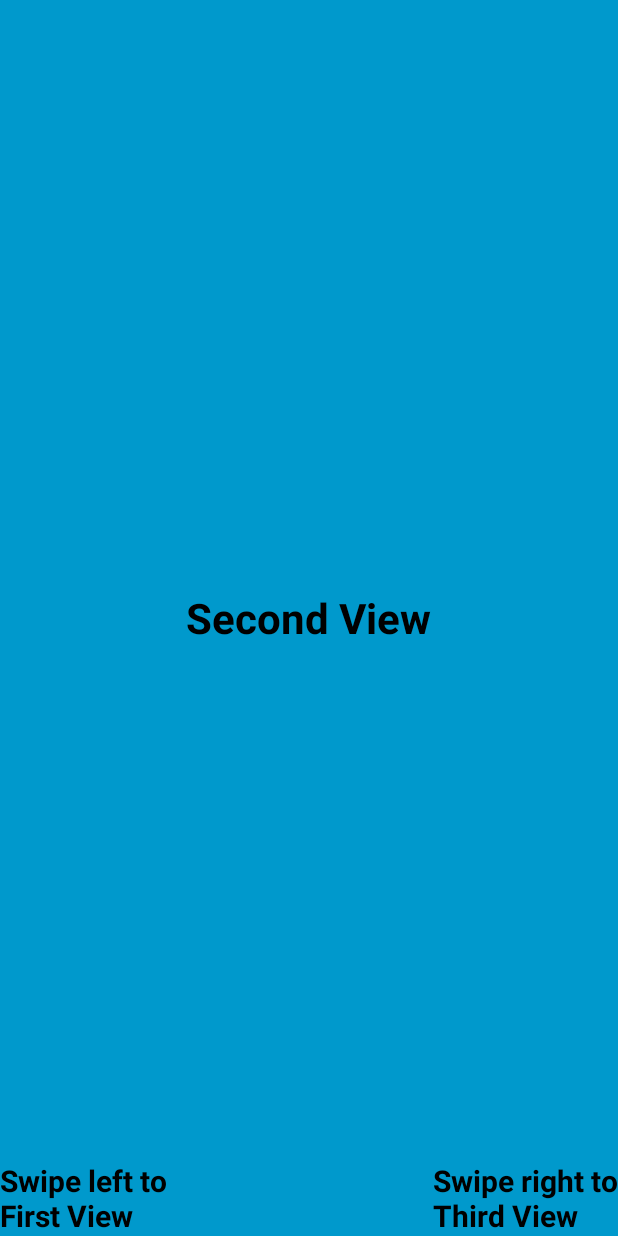
After one commit to BorduzRazvan/seenow, an Android app: the layout activity_gallery.xml on its own in the app's theme, with its tools: preview values and no code run, on a phone screen of 412 x 824 dp. The commit adds this screen. Run offline under Robolectric (Android 15) with nearby library versions, the phone set to English and light mode, and no system bars.

Commit message:
First integration of ViewPager for MainActivity.java, FeedActivity.java, GalleryActivity.java

```diff
--- a/app/src/main/AndroidManifest.xml
+++ b/app/src/main/AndroidManifest.xml
@@ -17,7 +17,9 @@
             </intent-filter>
         </activity>
         <activity android:name=".LoginActivity" />
-        <activity android:name=".RegisterActivity"></activity>
+        <activity android:name=".RegisterActivity" />
+        <activity android:name=".FeedActivity" />
+        <activity android:name=".GalleryActivity"></activity>
     </application>
 
 </manifest>
--- /dev/null
+++ b/app/src/main/res/layout/activity_gallery.xml
@@ -0,0 +1,47 @@
+<?xml version="1.0" encoding="utf-8"?>
+<RelativeLayout xmlns:android="http://schemas.android.com/apk/res/android"
+    android:orientation="vertical" android:layout_width="match_parent"
+    android:background="@android:color/holo_blue_dark"
+    android:layout_height="match_parent">
+
+    <TextView
+        android:layout_width="wrap_content"
+        android:layout_height="wrap_content"
+        android:text="Second View"
+        android:layout_gravity="center_horizontal"
+        android:textSize="28sp"
+        android:textColor="@android:color/black"
+        android:textStyle="bold"
+        android:layout_centerVertical="true"
+        android:layout_centerHorizontal="true"
+        android:id="@+id/textView" />
+
+    <TextView
+        android:layout_width="wrap_content"
+        android:layout_height="wrap_content"
+        android:text="Swipe left to\nFirst View"
+        android:layout_gravity="center_horizontal"
+        android:textSize="20sp"
+        android:textColor="@android:color/black"
+        android:textStyle="bold"
+        android:minLines="2"
+        android:id="@+id/textView2"
+        android:layout_alignParentBottom="true"
+        android:layout_alignParentLeft="true"
+        android:layout_alignParentStart="true" />
+
+    <TextView
+        android:layout_width="wrap_content"
+        android:layout_height="wrap_content"
+        android:text="Swipe right to\nThird View"
+        android:layout_gravity="center_horizontal"
+        android:textSize="20sp"
+        android:textColor="@android:color/black"
+        android:textStyle="bold"
+        android:minLines="2"
+        android:id="@+id/textView3"
+        android:layout_alignTop="@+id/textView2"
+        android:layout_alignParentRight="true"
+        android:layout_alignParentEnd="true" />
+
+</RelativeLayout>
--- a/app/src/main/res/layout/activity_register.xml
+++ b/app/src/main/res/layout/activity_register.xml
@@ -98,6 +98,7 @@
                 android:layout_height="match_parent"
                 android:layout_alignParentLeft="true"
                 android:id="@+id/radioGroup"
+                android:checkedButton="@id/radioButtonFemale"
                 android:orientation="horizontal">
 
                 <RadioButton
--- a/app/src/main/res/values/strings.xml
+++ b/app/src/main/res/values/strings.xml
@@ -17,4 +17,9 @@
     <string name="RegisterTakePicture">Before register you will have to take a picture of yourself!</string>
     <string name="RegisterNameHint">Enter your full name</string>
     <string name="RegisterAlreadyMember">Already a member!</string>
+
+    <!--Strings used for CustomPagerAdapter-->
+    <string name="Feed">Feed</string>
+    <string name="Gallery">Gallery</string>
+    <string name="Camera">Camera</string>
 </resources>
```
Also changed, not shown: app/src/main/java/work/seenow/seenow/FeedActivity.java (added, +23 -0 lines), app/src/main/java/work/seenow/seenow/GalleryActivity.java (added, +22 -0 lines), app/src/main/java/work/seenow/seenow/MainActivity.java (+4 -18 lines), app/src/main/java/work/seenow/seenow/Utils/PagerAdapter.java (added, +93 -0 lines), app/src/main/res/layout/activity_feed.xml (added, +47 -0 lines), app/src/main/res/layout/activity_main.xml (+12 -36 lines).
